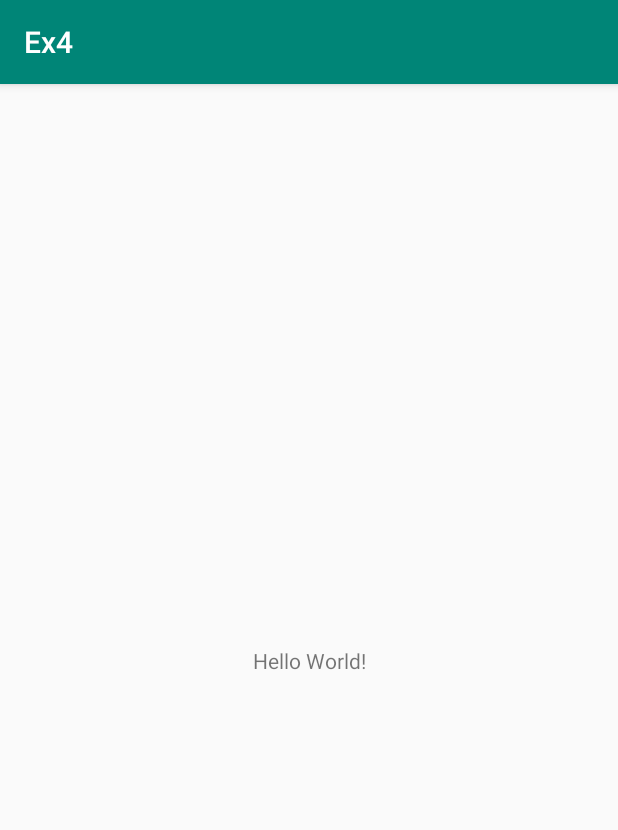
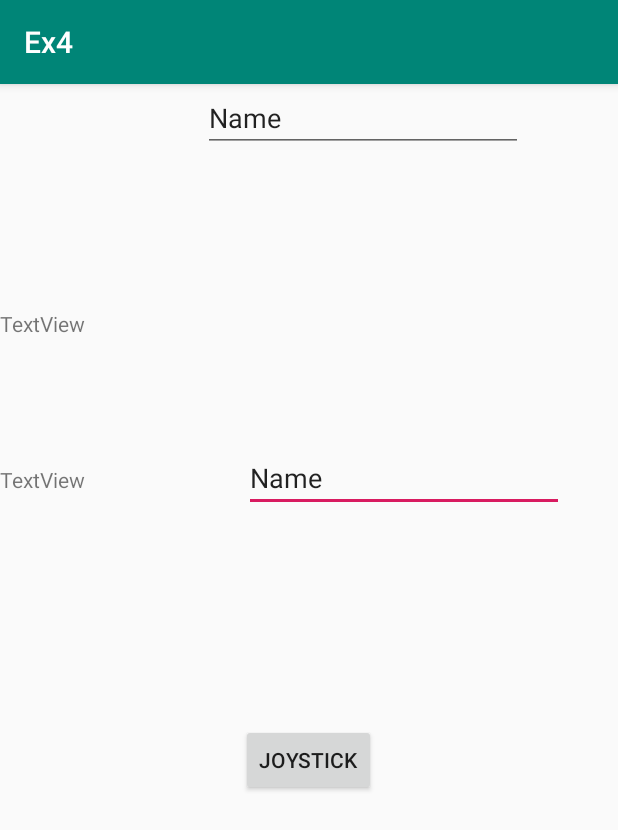
Before and after one commit to yaaraF/Ex4, an Android app: the screen it shows after launch (MainActivity before the commit, LoginActivity after it), on a phone screen of 412 x 824 dp. Shown: the top 830 px of the screen. Run offline under Robolectric (Android 15) with nearby library versions, the phone set to English and light mode, and no system bars.

Commit message:
first commit

```diff
--- a/app/src/main/AndroidManifest.xml
+++ b/app/src/main/AndroidManifest.xml
@@ -9,7 +9,8 @@
         android:roundIcon="@mipmap/ic_launcher_round"
         android:supportsRtl="true"
         android:theme="@style/AppTheme">
-        <activity android:name=".MainActivity">
+        <activity android:name=".JoystickActivity"></activity>
+        <activity android:name=".LoginActivity">
             <intent-filter>
                 <action android:name="android.intent.action.MAIN" />
 
--- a/app/src/main/java/com/example/ex4/MainActivity.java
+++ b/app/src/main/java/com/example/ex4/JoystickActivity.java
@@ -4,11 +4,11 @@ import androidx.appcompat.app.AppCompatActivity;
 
 import android.os.Bundle;
 
-public class MainActivity extends AppCompatActivity {
+public class JoystickActivity extends AppCompatActivity {
 
     @Override
     protected void onCreate(Bundle savedInstanceState) {
         super.onCreate(savedInstanceState);
-        setContentView(R.layout.activity_main);
+        setContentView(R.layout.activity_joystick);
     }
 }
--- /dev/null
+++ b/app/src/main/java/com/example/ex4/LoginActivity.java
@@ -0,0 +1,45 @@
+package com.example.ex4;
+
+import androidx.appcompat.app.AppCompatActivity;
+
+import android.content.Intent;
+import android.os.Bundle;
+import android.view.View;
+import android.widget.Button;
+import android.widget.EditText;
+
+public class LoginActivity extends AppCompatActivity {
+
+    private Button button;
+    private EditText ipText;
+    private EditText portText;
+    String ip, port;
+    SingletonCommand sc;
+
+    @Override
+    protected void onCreate(Bundle savedInstanceState) {
+        super.onCreate(savedInstanceState);
+        setContentView(R.layout.activity_login);
+
+        ipText = (EditText) findViewById(R.id.ipTextBox);
+        portText = (EditText) findViewById(R.id.portTextBox);
+        button = (Button) findViewById(R.id.button);
+        button.setOnClickListener(new View.OnClickListener() {
+            @Override
+            public void onClick(View view) {
+                ip = ipText.getText().toString();
+                port = portText.getText().toString();
+              //  sc.set
+
+
+                //openJoystickActivity();
+             }
+        });
+    }
+
+   /* public void openJoystickActivity() {
+        Intent intent = new Intent(this, JoystickActivity.class);
+        startActivity(intent);
+    }
+    */
+}
--- /dev/null
+++ b/app/src/main/res/layout/activity_login.xml
@@ -0,0 +1,59 @@
+<?xml version="1.0" encoding="utf-8"?>
+<RelativeLayout xmlns:android="http://schemas.android.com/apk/res/android"
+    xmlns:app="http://schemas.android.com/apk/res-auto"
+    xmlns:tools="http://schemas.android.com/tools"
+    android:layout_width="match_parent"
+    android:layout_height="match_parent"
+    tools:context=".LoginActivity">
+
+    <Button
+        android:id="@+id/button"
+        android:layout_width="wrap_content"
+        android:layout_height="wrap_content"
+        android:layout_alignParentBottom="true"
+        android:layout_centerHorizontal="true"
+        android:layout_marginBottom="293dp"
+        android:text="joystick" />
+
+    <TextView
+        android:id="@+id/portTextView"
+        android:layout_width="wrap_content"
+        android:layout_height="wrap_content"
+        android:layout_alignBaseline="@+id/portTextBox"
+        android:text="TextView" />
+
+    <EditText
+        android:id="@+id/portTextBox"
+        android:layout_width="wrap_content"
+        android:layout_height="wrap_content"
+        android:layout_alignParentTop="true"
+        android:layout_alignParentEnd="true"
+        android:layout_alignParentRight="true"
+        android:layout_marginTop="240dp"
+        android:layout_marginEnd="36dp"
+        android:layout_marginRight="36dp"
+        android:ems="10"
+        android:inputType="textPersonName"
+        android:text="Name" />
+
+    <TextView
+        android:id="@+id/ipTextView"
+        android:layout_width="wrap_content"
+        android:layout_height="wrap_content"
+        android:layout_alignParentTop="true"
+        android:layout_marginTop="150dp"
+        android:text="TextView" />
+
+    <EditText
+        android:id="@+id/ipTextBox"
+        android:layout_width="wrap_content"
+        android:layout_height="wrap_content"
+        android:layout_alignParentEnd="true"
+        android:layout_alignParentRight="true"
+        android:layout_marginEnd="63dp"
+        android:layout_marginRight="63dp"
+        android:ems="10"
+        android:inputType="textPersonName"
+        android:text="Name" />
+
+</RelativeLayout>
--- a/app/src/main/res/layout/activity_main.xml
+++ /dev/null
@@ -1,18 +0,0 @@
-<?xml version="1.0" encoding="utf-8"?>
-<androidx.constraintlayout.widget.ConstraintLayout xmlns:android="http://schemas.android.com/apk/res/android"
-    xmlns:app="http://schemas.android.com/apk/res-auto"
-    xmlns:tools="http://schemas.android.com/tools"
-    android:layout_width="match_parent"
-    android:layout_height="match_parent"
-    tools:context=".MainActivity">
-
-    <TextView
-        android:layout_width="wrap_content"
-        android:layout_height="wrap_content"
-        android:text="Hello World!"
-        app:layout_constraintBottom_toBottomOf="parent"
-        app:layout_constraintLeft_toLeftOf="parent"
-        app:layout_constraintRight_toRightOf="parent"
-        app:layout_constraintTop_toTopOf="parent" />
-
-</androidx.constraintlayout.widget.ConstraintLayout>
```
Also changed, not shown: app/src/main/java/com/example/ex4/Command.java (added, +40 -0 lines), app/src/main/java/com/example/ex4/SingletonCommand.java (added, +25 -0 lines), app/src/main/res/layout/activity_joystick.xml (added, +7 -0 lines).
